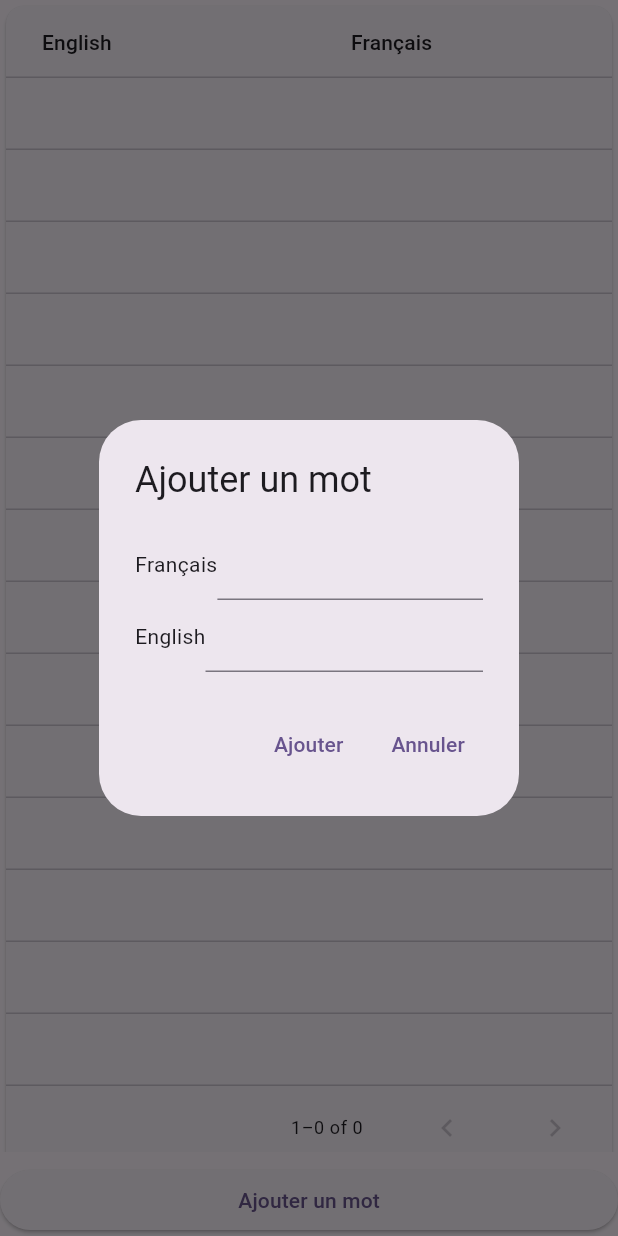
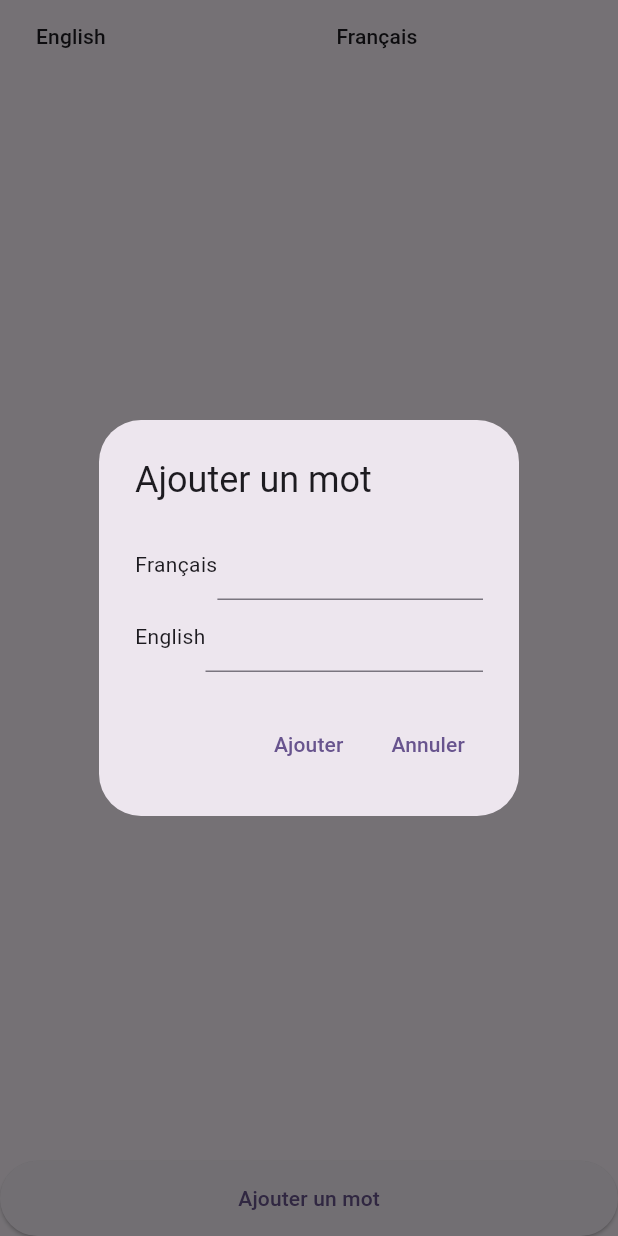
Before and after one commit to felix1801/Flasholator, a Flutter app: the DataTableTab screen opened directly with empty values, after a tap on "Ajouter un mot", on a phone screen of 412 x 824 dp. Run offline on Flutter 3.47's test engine with Material 2 defaults, Android fonts, the phone set to English and light mode, and no system bars; our stand-ins replace flutter_dotenv, permission_handler, sqflite_common_ffi; accounts and stored records are empty.

Commit message:
Facilitate the read of the data table and improve the layout to fit the "Ajouter un mot" button well

```diff
--- a/lib/data_table_tab.dart
+++ b/lib/data_table_tab.dart
@@ -146,7 +146,10 @@ class DataTableTabState extends State<DataTableTab> {
           actions: [
             TextButton(
               onPressed: () {
-                if (front != null && back != null && front!.isNotEmpty && back!.isNotEmpty) {
+                if (front != null &&
+                    back != null &&
+                    front!.isNotEmpty &&
+                    back!.isNotEmpty) {
                   _addFlashcard(front!, back!);
                   Navigator.of(context).pop();
                 }
@@ -199,8 +202,12 @@ class DataTableTabState extends State<DataTableTab> {
           crossAxisAlignment: CrossAxisAlignment.stretch,
           children: [
             Expanded(
+              child: Stack(
+                children: [
+                  SingleChildScrollView(
                     child: SingleChildScrollView(
-                child: PaginatedDataTable(
+                      scrollDirection: Axis.vertical,
+                      child: DataTable(
                         headingRowHeight: kMinInteractiveDimension,
                         columns: [
                           DataColumn(
@@ -216,18 +223,35 @@ class DataTableTabState extends State<DataTableTab> {
                             ),
                           ),
                         ],
-                  rowsPerPage:
-                      (scaffoldHeight.floor() / kMinInteractiveDimension.ceil())
-                              .floor() -
-                          3,
-                  source: _DataSource(data, _openEditPopup),
+                        rows: data.map((rowData) {
+                          return DataRow(cells: [
+                            DataCell(GestureDetector(
+                                onTap: () {
+                                  _openEditPopup(rowData, 'front');
+                                },
+                                child: Text(rowData['front']))),
+                            DataCell(GestureDetector(
+                                onTap: () {
+                                  _openEditPopup(rowData, 'back');
+                                },
+                                child: Text(rowData['back']))),
+                          ]);
+                        }).toList(),
                       ),
                     ),
                   ),
-            SizedBox(height: scaffoldHeight % kMinInteractiveDimension.ceil()),
-            ElevatedButton(
+                  Align(
+                    alignment: Alignment.bottomCenter,
+                    child: ElevatedButton(
                       onPressed: _openAddPopup,
                       child: Text('Ajouter un mot'),
+                      style: ElevatedButton.styleFrom(
+                        minimumSize: Size(double.infinity, 50),
+                      ),
+                    ),
+                  ),
+                ],
+              ),
             ),
           ],
         ),
```
Lines whose indentation alone changed are shown as unchanged.
